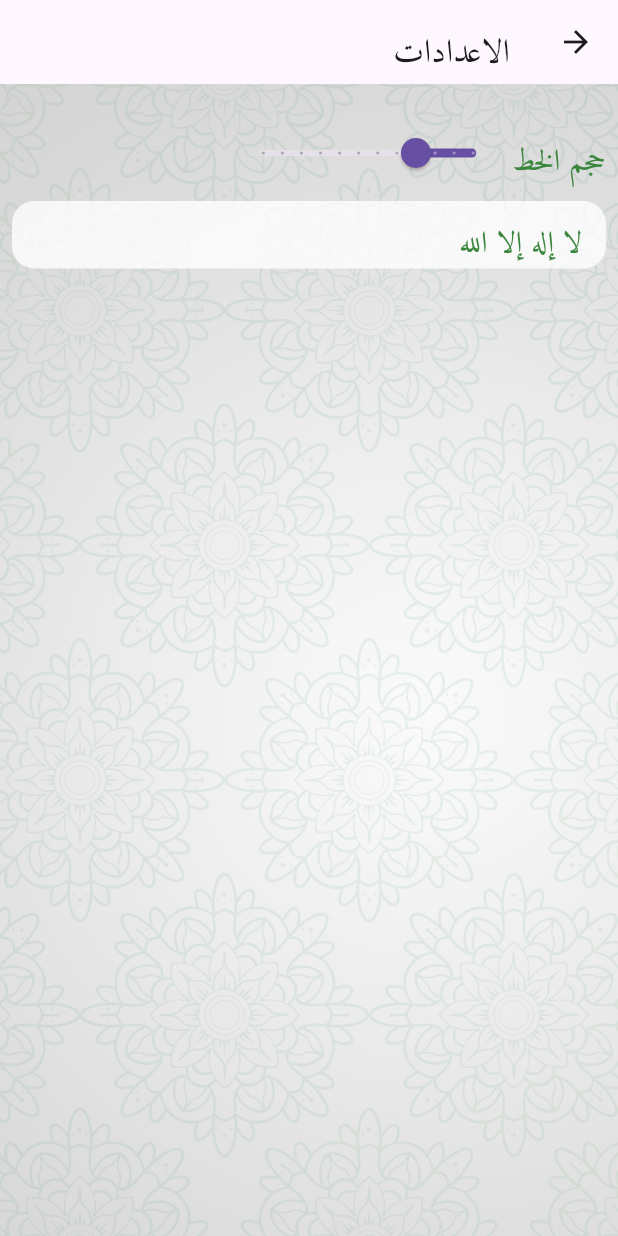
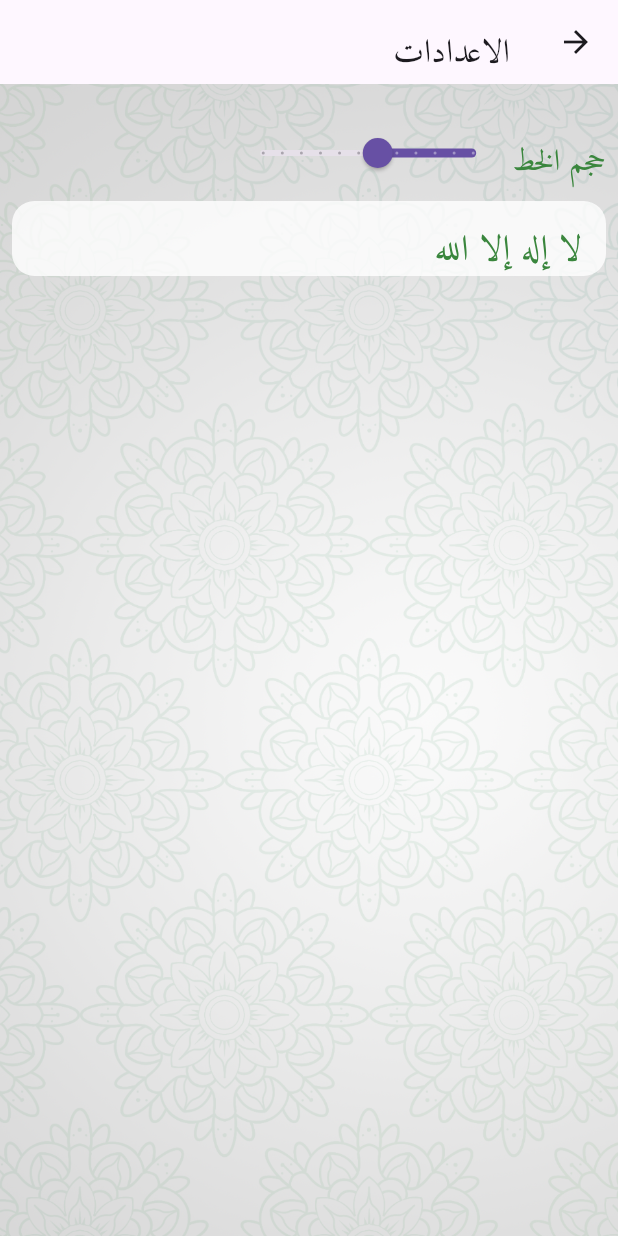
Before and after one commit to abo-elleef/award_flutter, a Flutter app: the Settings screen opened directly, on a phone screen of 412 x 824 dp. Run offline on Flutter 3.47's test engine with Material 3 defaults, Android fonts, the phone set to English and light mode, and no system bars.

Commit message:
restore app bar colors and app lancher icon

```diff
--- a/lib/chapter_view.dart
+++ b/lib/chapter_view.dart
@@ -43,8 +43,9 @@ class _ChapterViewState extends State<ChapterView> {
         textDirection: TextDirection.rtl, // set this property
         child: Scaffold(
             appBar: AppBar(
-              title: Text("الفصول"),
-              backgroundColor: Colors.green,
+                title: Text("الفصول"),
+                backgroundColor: Colors.green,
+                titleTextStyle: TextStyle(color: Colors.white)
             ),
             body: DecoratedBox(
                 position: DecorationPosition.background,
--- a/lib/list_screen.dart
+++ b/lib/list_screen.dart
@@ -25,7 +25,7 @@ class ListPage extends StatefulWidget {
 class ListPageState extends State<ListPage> {
   String name;
   int index;
-  late double fontSize = 20;
+  late double fontSize = 24;
   late int textColor = 0xff3a863d;
   ListPageState(this.name, this.index);
   List poems = [];
@@ -150,6 +150,7 @@ class ListPageState extends State<ListPage> {
         appBar: AppBar(
           title: Text(name),
           backgroundColor: Colors.green,
+            titleTextStyle: TextStyle(color: Colors.white)
         ),
         body:DecoratedBox(
         position: DecorationPosition.background,
--- a/lib/main.dart
+++ b/lib/main.dart
@@ -87,6 +87,7 @@ class _MyHomePageState extends State<MyHomePage> {
             appBar: AppBar(
                 title: Text(widget.title),
                 backgroundColor: Colors.green,
+                titleTextStyle: TextStyle(color: Colors.white)
               // actions: <Widget>[
                 //   IconButton(
                 //     icon: const Icon(Icons.settings),
--- a/lib/settings.dart
+++ b/lib/settings.dart
@@ -15,7 +15,7 @@ class Settings extends StatefulWidget {
 }
 
 class SettingsState extends State<Settings> {
-  late double fontSize = 20;
+  late double fontSize = 24;
   late int textColor = 0xff3a863d;
   SettingsState();
   void fetchUserPreferences () async {
--- a/lib/werd_details_screen.dart
+++ b/lib/werd_details_screen.dart
@@ -23,7 +23,7 @@ class WerdDetailsState extends State<WerdDetails> {
   String name;
   int index;
   String department;
-  late double fontSize = 20;
+  late double fontSize = 24;
   // late int textColor = 0xff3a863d;
   late int textColor = 0xff444444;
   late String desc = "";
@@ -163,6 +163,7 @@ class WerdDetailsState extends State<WerdDetails> {
         appBar: AppBar(
           title: Text(name),
           backgroundColor: Colors.green,
+            titleTextStyle: TextStyle(color: Colors.white)
         ),
         body:DecoratedBox(
         position: DecorationPosition.background,
--- a/pubspec.yaml
+++ b/pubspec.yaml
@@ -16,7 +16,7 @@ publish_to: 'none' # Remove this line if you wish to publish to pub.dev
 # https://developer.apple.com/library/archive/documentation/General/Reference/InfoPlistKeyReference/Articles/CoreFoundationKeys.html
 # In Windows, build-name is used as the major, minor, and patch parts
 # of the product and file versions while build-number is used as the build suffix.
-version: 1.6.7+37
+version: 1.6.8+38
 
 environment:
   sdk: ^3.8.1
```
Also changed, not shown: lib/details_screen.dart (+4 -3 lines).
